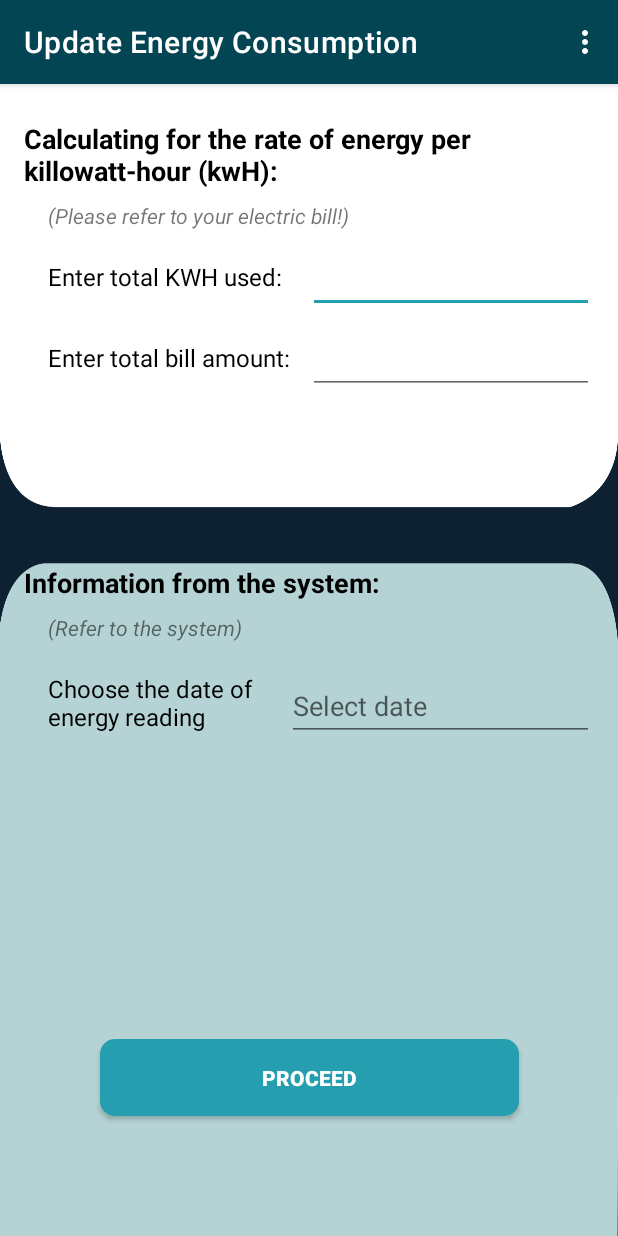
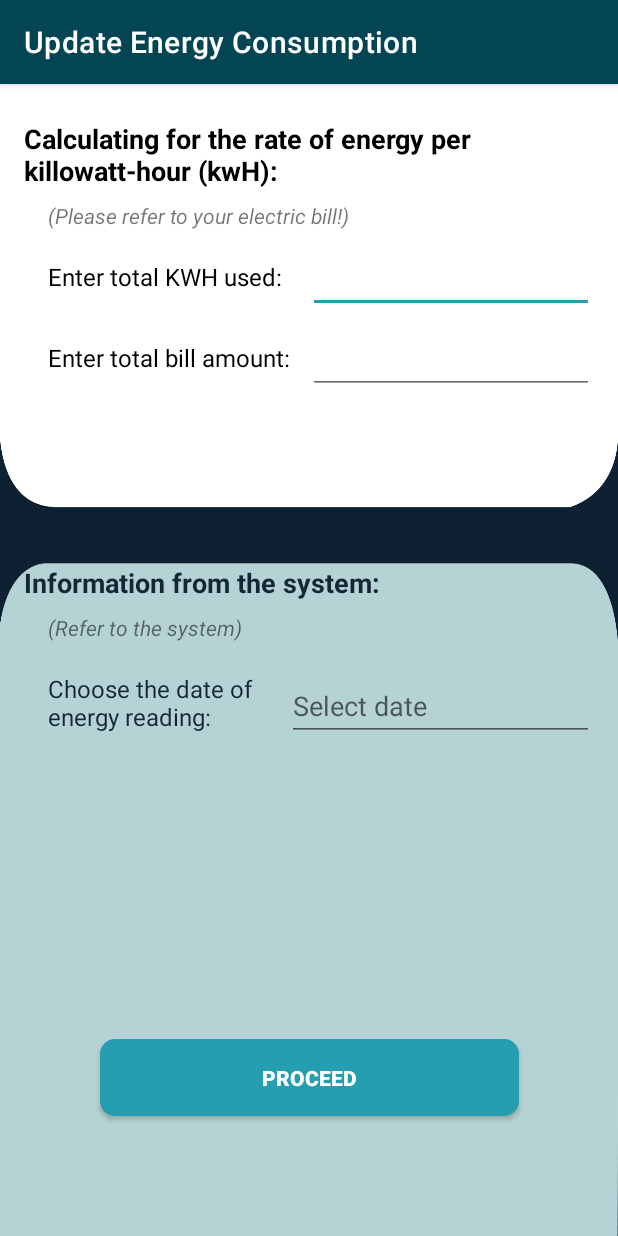
Before and after one commit to theOfficial-IrvinGiL/Thesis-Auxiliary-Android-Application-_-Energy-Consumption-Monitoring, an Android app: the update_energy screen opened directly, with no data from a screen before it, on a phone screen of 412 x 824 dp. Run offline under Robolectric (Android 15) with nearby library versions, the phone set to English and light mode, and no system bars.

Commit message:
removed the toolbar menu and started creating methods for calculating the cost.

```diff
--- a/app/src/main/res/layout/activity_update_energy.xml
+++ b/app/src/main/res/layout/activity_update_energy.xml
@@ -50,7 +50,7 @@
         android:layout_height="wrap_content"
         android:layout_marginEnd="16dp"
         android:ems="10"
-        android:inputType="number"
+        android:inputType="numberDecimal|numberSigned"
         android:minHeight="48dp"
         android:textSize="16sp"
         app:layout_constraintBaseline_toBaselineOf="@+id/textView4"
@@ -71,7 +71,7 @@
         android:textSize="16sp"
         app:layout_constraintBaseline_toBaselineOf="@+id/textView6"
         app:layout_constraintEnd_toEndOf="parent"
-        app:layout_constraintHorizontal_bias="1.0"
+        app:layout_constraintHorizontal_bias="0.0"
         app:layout_constraintStart_toEndOf="@+id/textView6"
         tools:ignore="SpeakableTextPresentCheck,SpeakableTextPresentCheck,SpeakableTextPresentCheck" />
 
@@ -104,7 +104,7 @@
             android:layout_marginStart="16dp"
             android:layout_marginTop="92dp"
             android:text="@string/update_energy_textview5"
-            android:textColor="@color/purple_700"
+            android:textColor="#152636"
             android:textSize="18sp"
             android:textStyle="bold"
             app:layout_constraintStart_toStartOf="parent"
@@ -127,24 +127,26 @@
             android:layout_height="46dp"
             android:layout_marginTop="20dp"
             android:text="@string/upgrade_energy_textview7"
-            android:textColor="@color/purple_700"
+            android:textColor="#152636"
             android:textSize="16sp"
             app:layout_constraintStart_toStartOf="@+id/textView8"
             app:layout_constraintTop_toBottomOf="@+id/textView8" />
 
         <EditText
-            android:focusable="false"
             android:id="@+id/date_picker_dialog"
             android:layout_width="0dp"
             android:layout_height="0dp"
             android:layout_marginStart="12dp"
             android:layout_marginEnd="16dp"
             android:ems="10"
+            android:focusable="false"
             android:hint="Select date"
+            android:textColor="#152636"
             app:layout_constraintBottom_toBottomOf="@+id/textView9"
             app:layout_constraintEnd_toEndOf="parent"
             app:layout_constraintStart_toEndOf="@+id/textView9"
-            app:layout_constraintTop_toTopOf="@+id/textView9" />
+            app:layout_constraintTop_toTopOf="@+id/textView9"
+            tools:ignore="TouchTargetSizeCheck" />
 
         <androidx.appcompat.widget.AppCompatButton
             android:id="@+id/proceed_button"
--- a/app/src/main/res/menu/toolbar_option_menu.xml
+++ /dev/null
@@ -1,11 +0,0 @@
-<?xml version="1.0" encoding="utf-8"?>
-<menu xmlns:android="http://schemas.android.com/apk/res/android">
-    <item
-        android:id="@+id/restart_process"
-        android:title="Restart Entire Process"
-        />
-    <item
-        android:id="@+id/cancel_process"
-        android:title="Cancel Entire Process"
-        />
-</menu>
--- a/app/src/main/res/values/strings.xml
+++ b/app/src/main/res/values/strings.xml
@@ -117,7 +117,7 @@
     <string name="addcontacts_savebutton">Save</string>
     <string name="addcontacts_cancelbutton">Cancel</string>
     <string name="update_energy_textview6">(Refer to the system)</string>
-    <string name="upgrade_energy_textview7">Choose the date of energy reading</string>
+    <string name="upgrade_energy_textview7">Choose the date of energy reading:</string>
 
 
 </resources>
```
Also changed, not shown: app/src/main/java/com/example/thesis_androidapplication/update_energy.java (+26 -36 lines).
